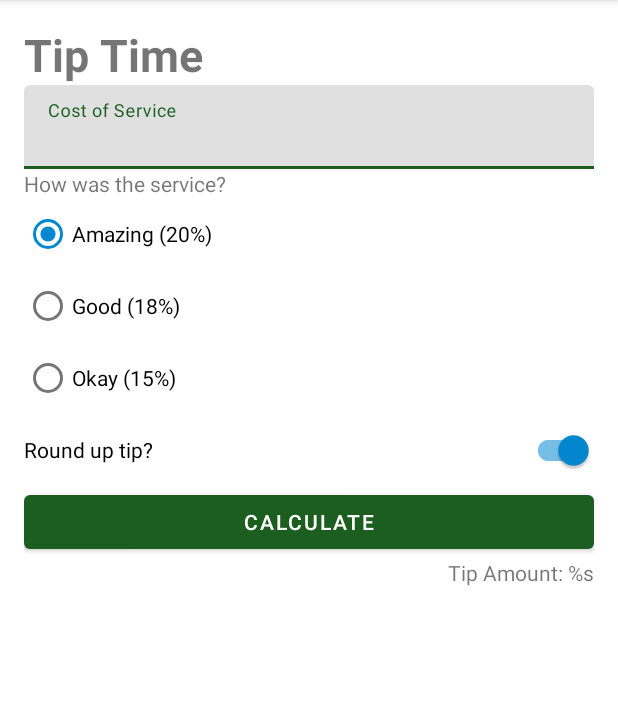
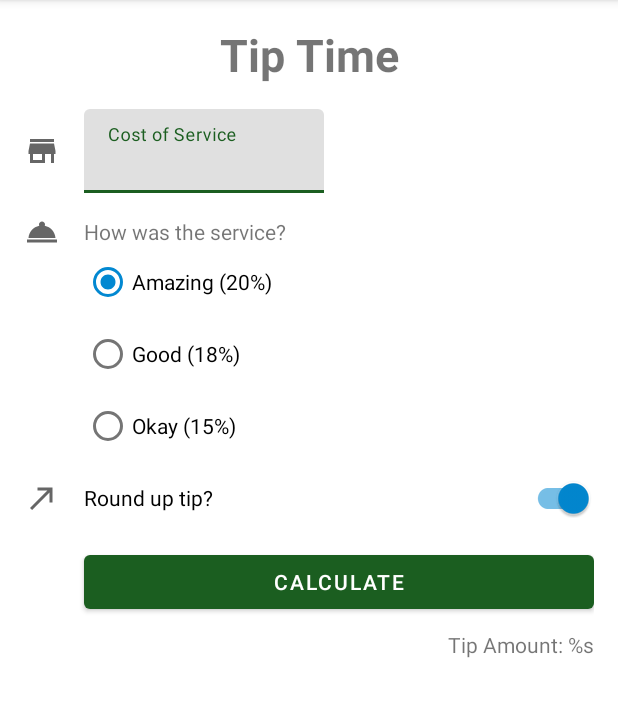
Before and after one commit to JellyRollJunior/kotlin-journal-app, an Android app: the TipCalculator screen opened directly, with no data from a screen before it, on a phone screen of 412 x 824 dp, the part 84-801 px from its top. Run offline under Robolectric (Android 15) with nearby library versions, the phone set to English and light mode, and no system bars.

Commit message:
Add icons and margins to Tip Time.

```diff
--- a/app/build.gradle
+++ b/app/build.gradle
@@ -14,6 +14,7 @@ android {
         versionName "1.0"
 
         testInstrumentationRunner "androidx.test.runner.AndroidJUnitRunner"
+        vectorDrawables.useSupportLibrary = true
     }
 
     buildTypes {
--- /dev/null
+++ b/app/src/main/res/drawable/ic_round_up.xml
@@ -0,0 +1,11 @@
+<vector xmlns:android="http://schemas.android.com/apk/res/android"
+    android:width="24dp"
+    android:height="24dp"
+    android:viewportWidth="24"
+    android:viewportHeight="24"
+    android:tint="?attr/colorControlNormal"
+    android:autoMirrored="true">
+  <path
+      android:fillColor="@android:color/white"
+      android:pathData="M9,5v2h6.59L4,18.59 5.41,20 17,8.41V15h2V5z"/>
+</vector>
--- /dev/null
+++ b/app/src/main/res/drawable/ic_service.xml
@@ -0,0 +1,10 @@
+<vector xmlns:android="http://schemas.android.com/apk/res/android"
+    android:width="24dp"
+    android:height="24dp"
+    android:viewportWidth="24"
+    android:viewportHeight="24"
+    android:tint="?attr/colorControlNormal">
+  <path
+      android:fillColor="@android:color/white"
+      android:pathData="M2,17h20v2L2,19zM13.84,7.79c0.1,-0.24 0.16,-0.51 0.16,-0.79 0,-1.1 -0.9,-2 -2,-2s-2,0.9 -2,2c0,0.28 0.06,0.55 0.16,0.79C6.25,8.6 3.27,11.93 3,16h18c-0.27,-4.07 -3.25,-7.4 -7.16,-8.21z"/>
+</vector>
--- /dev/null
+++ b/app/src/main/res/drawable/ic_store.xml
@@ -0,0 +1,10 @@
+<vector xmlns:android="http://schemas.android.com/apk/res/android"
+    android:width="24dp"
+    android:height="24dp"
+    android:viewportWidth="24"
+    android:viewportHeight="24"
+    android:tint="?attr/colorControlNormal">
+  <path
+      android:fillColor="@android:color/white"
+      android:pathData="M20,4L4,4v2h16L20,4zM21,14v-2l-1,-5L4,7l-1,5v2h1v6h10v-6h4v6h2v-6h1zM12,18L6,18v-4h6v4z"/>
+</vector>
--- a/app/src/main/res/layout/activity_tip_calculator.xml
+++ b/app/src/main/res/layout/activity_tip_calculator.xml
@@ -15,16 +15,29 @@
         android:textAllCaps="false"
         android:textSize="30sp"
         android:textStyle="bold"
+        app:layout_constraintEnd_toEndOf="parent"
         app:layout_constraintStart_toStartOf="parent"
         app:layout_constraintTop_toTopOf="parent" />
 
+    <ImageView
+        android:id="@+id/icon_cost_of_service"
+        android:layout_width="wrap_content"
+        android:layout_height="wrap_content"
+        android:importantForAccessibility="no"
+        app:layout_constraintStart_toStartOf="parent"
+        app:layout_constraintBottom_toBottomOf="@+id/cost_of_service"
+        app:layout_constraintTop_toTopOf="@+id/cost_of_service"
+        app:srcCompat="@drawable/ic_store" />
+
     <com.google.android.material.textfield.TextInputLayout
         android:id="@+id/cost_of_service"
-        android:layout_width="match_parent"
+        android:layout_width="160dp"
         android:layout_height="wrap_content"
-        app:layout_constraintTop_toBottomOf="@id/tip_time"
-        app:layout_constraintStart_toStartOf="parent"
-        android:hint="@string/cost_of_service" >
+        android:hint="@string/cost_of_service"
+        android:layout_marginTop="16dp"
+        android:layout_marginStart="16dp"
+        app:layout_constraintStart_toEndOf="@+id/icon_cost_of_service"
+        app:layout_constraintTop_toBottomOf="@id/tip_time">
 
         <com.google.android.material.textfield.TextInputEditText
             android:id="@+id/cost_of_service_edit_text"
@@ -34,12 +47,23 @@
 
     </com.google.android.material.textfield.TextInputLayout>
 
+    <ImageView
+        android:id="@+id/icon_service_question"
+        android:layout_width="wrap_content"
+        android:layout_height="wrap_content"
+        app:layout_constraintBottom_toBottomOf="@id/service_question"
+        app:layout_constraintStart_toStartOf="parent"
+        app:layout_constraintTop_toTopOf="@+id/service_question"
+        app:srcCompat="@drawable/ic_service" />
+
     <TextView
         android:id="@+id/service_question"
         android:layout_width="wrap_content"
         android:layout_height="wrap_content"
         android:text="@string/how_was_the_service"
-        app:layout_constraintStart_toStartOf="parent"
+        android:layout_marginStart="16dp"
+        android:layout_marginTop="16dp"
+        app:layout_constraintStart_toEndOf="@+id/icon_service_question"
         app:layout_constraintTop_toBottomOf="@id/cost_of_service" />
 
     <RadioGroup
@@ -48,7 +72,7 @@
         android:layout_height="wrap_content"
         android:checkedButton="@id/option_twenty_percent"
         android:orientation="vertical"
-        app:layout_constraintStart_toStartOf="parent"
+        app:layout_constraintStart_toStartOf="@+id/service_question"
         app:layout_constraintTop_toBottomOf="@id/service_question">
 
         <RadioButton
@@ -71,22 +95,34 @@
 
     </RadioGroup>
 
+    <ImageView
+        android:id="@+id/icon_round_up"
+        android:layout_width="wrap_content"
+        android:layout_height="wrap_content"
+        app:layout_constraintBottom_toBottomOf="@+id/round_up_switch"
+        app:layout_constraintStart_toStartOf="parent"
+        app:layout_constraintTop_toTopOf="@+id/round_up_switch"
+        app:srcCompat="@drawable/ic_round_up" />
+
     <com.google.android.material.switchmaterial.SwitchMaterial
         android:id="@+id/round_up_switch"
-        android:layout_width="match_parent"
+        android:layout_width="0dp"
         android:layout_height="wrap_content"
+        android:layout_marginStart="16dp"
         android:checked="true"
         android:text="@string/round_up_tip"
-        app:layout_constraintStart_toStartOf="parent"
+        app:layout_constraintEnd_toEndOf="parent"
+        app:layout_constraintStart_toEndOf="@+id/icon_round_up"
         app:layout_constraintTop_toBottomOf="@id/tip_options" />
 
     <Button
         android:id="@+id/calculate_button"
-        android:layout_width="match_parent"
+        android:layout_width="0dp"
         android:layout_height="wrap_content"
         android:text="@string/calculate"
+        android:layout_marginTop="8dp"
         app:layout_constraintEnd_toEndOf="parent"
-        app:layout_constraintStart_toStartOf="parent"
+        app:layout_constraintStart_toStartOf="@+id/round_up_switch"
         app:layout_constraintTop_toBottomOf="@id/round_up_switch" />
 
     <TextView
@@ -95,6 +131,7 @@
         android:layout_height="wrap_content"
         android:text="@string/tip_amount"
         tools:text="Tip Amount: $10"
+        android:layout_marginTop="8dp"
         app:layout_constraintEnd_toEndOf="parent"
         app:layout_constraintTop_toBottomOf="@id/calculate_button" />
 
```
